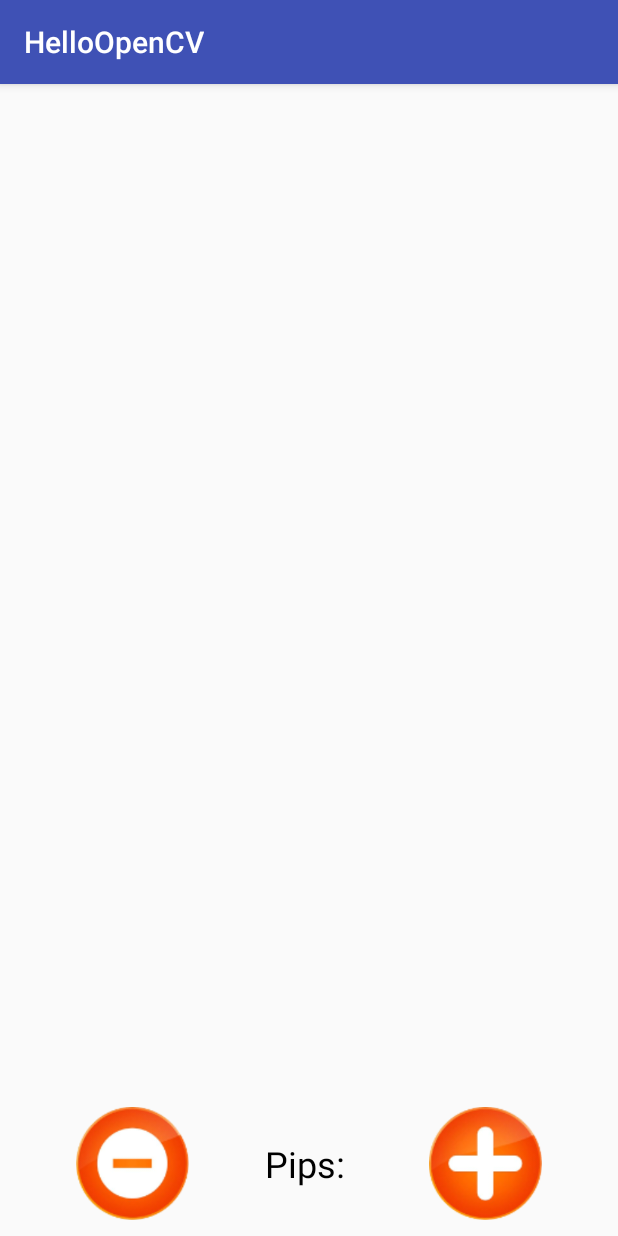
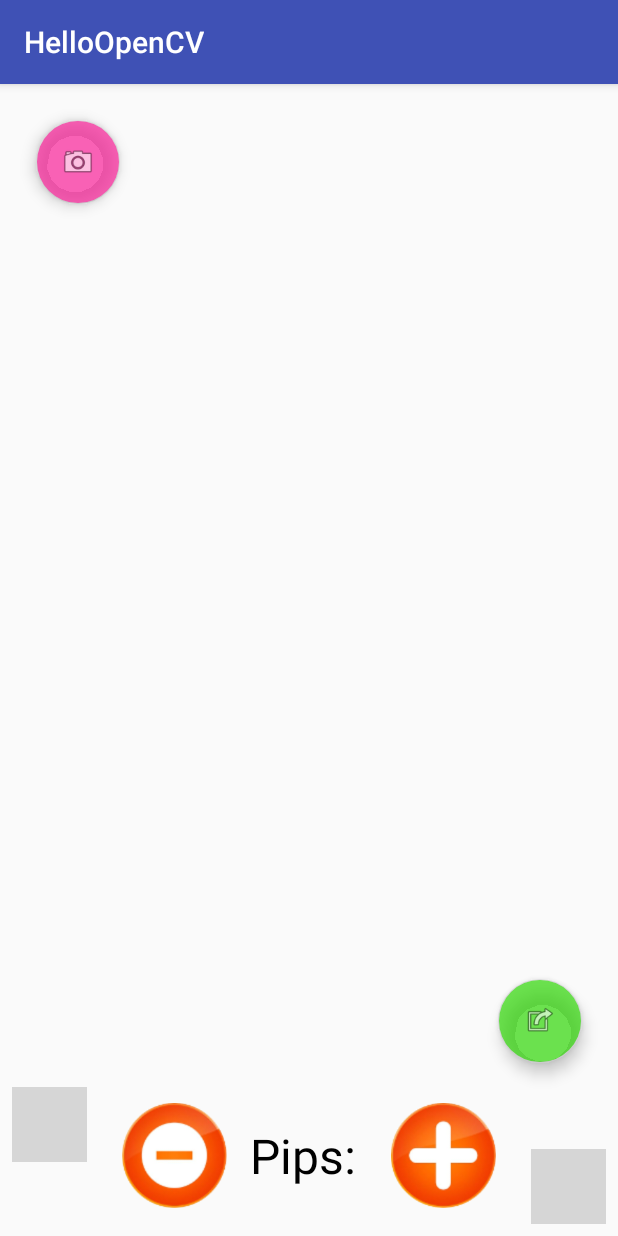
Before and after one commit to micscopau/HelloOpenCV_baseOpenCVsetup, an Android app: the CapturedPictureActivity screen opened directly, with no data from a screen before it, on a phone screen of 412 x 824 dp. Run offline under Robolectric (Android 15) with nearby library versions, the phone set to English and light mode, and no system bars; grey boxes are pictures that could not be loaded.

Commit message:
CapturedPictureActivity Layout finished
Next steps:
Code for CapturedPictureActivity
Retake picture button appears - back button resume preview (unless preview visible, then back to previous screen)
OpenCV image processing on circles is displayed on captured image
Circle count is displayed with option to increase/decrease count (+50 button?)

```diff
--- a/app/build.gradle
+++ b/app/build.gradle
@@ -36,4 +36,5 @@ dependencies {
     androidTestImplementation 'com.android.support.test:runner:1.0.1'
     androidTestImplementation 'com.android.support.test.espresso:espresso-core:3.0.1'
     implementation project(':openCVLibrary330')
+    implementation 'com.android.support:design:26.1.0'
 }
--- a/app/src/main/java/paulygon/helloopencv/CapturedPictureActivity.java
+++ b/app/src/main/java/paulygon/helloopencv/CapturedPictureActivity.java
@@ -2,6 +2,7 @@ package paulygon.helloopencv;
 
 import android.support.v7.app.AppCompatActivity;
 import android.os.Bundle;
+import android.view.View;
 
 public class CapturedPictureActivity extends AppCompatActivity {
 
@@ -10,4 +11,24 @@ public class CapturedPictureActivity extends AppCompatActivity {
         super.onCreate(savedInstanceState);
         setContentView(R.layout.activity_captured_picture);
     }
+
+    public void fabAcceptClick(View view) {
+    }
+
+    public void fabCameraClick(View view) {
+    }
+
+    public void bttnMinusFiftyClick(View view) {
+    }
+
+    public void bttnMinusOneClick(View view) {
+    }
+
+    public void bttnPlusOneClick(View view) {
+    }
+
+    public void bttnPlusFiftyClick(View view) {
+    }
+
+
 }
--- a/app/src/main/res/layout/activity_captured_picture.xml
+++ b/app/src/main/res/layout/activity_captured_picture.xml
@@ -27,7 +27,7 @@
     <TextView
         android:id="@+id/textViewPips"
         android:text="Pips: "
-        android:textSize="24dp"
+        android:textSize="32dp"
         android:textColor="@android:color/black"
         android:layout_width="wrap_content"
         android:layout_height="wrap_content"
@@ -43,29 +43,87 @@
     <ImageView
         android:id="@+id/bttnMinus"
         android:src="@drawable/minus"
-        android:layout_width="75dp"
-        android:layout_height="75dp"
-        app:layout_constraintStart_toStartOf="parent"
+        android:layout_width="70dp"
+        android:layout_height="70dp"
+        app:layout_constraintStart_toEndOf="@+id/bttnMinusFifty"
         app:layout_constraintEnd_toStartOf="@+id/textViewPips"
         app:layout_constraintTop_toBottomOf="@+id/captured_image"
         app:layout_constraintBottom_toBottomOf="parent"
         android:layout_marginTop="16dp"
         android:layout_marginBottom="16dp"
-
+        android:layout_marginLeft="8dp"
+        android:onClick="bttnMinusOneClick"
         />
 
     <ImageView
         android:id="@+id/bttnPlus"
         android:src="@drawable/plus"
-        android:layout_width="75dp"
-        android:layout_height="75dp"
+        android:layout_width="70dp"
+        android:layout_height="70dp"
         app:layout_constraintStart_toEndOf="@+id/textViewPips"
-        app:layout_constraintEnd_toEndOf="parent"
+        app:layout_constraintEnd_toStartOf="@id/bttnPlusFifty"
         app:layout_constraintTop_toTopOf="@+id/bttnMinus"
         app:layout_constraintBottom_toBottomOf="@+id/bttnMinus"
         android:layout_marginBottom="16dp"
         android:layout_marginTop="16dp"
+        android:layout_marginRight="8dp"
+        android:onClick="bttnPlusOneClick"
    />
 
 
+    <ImageView
+        android:id="@+id/bttnPlusFifty"
+        android:layout_width="50dp"
+        android:layout_height="50dp"
+        android:layout_marginRight="8dp"
+        android:layout_marginBottom="8dp"
+        android:layout_marginLeft="8dp"
+        android:layout_marginTop="8dp"
+        android:src="@drawable/plus_fifty_red"
+        app:layout_constraintEnd_toEndOf="parent"
+        app:layout_constraintBottom_toBottomOf="parent"
+        android:onClick="bttnPlusFiftyClick"
+        />
+
+    <ImageView
+        android:id="@+id/bttnMinusFifty"
+        android:layout_width="50dp"
+        android:layout_height="50dp"
+        android:layout_marginLeft="8dp"
+        android:layout_marginBottom="8dp"
+        android:layout_marginRight="8dp"
+        android:layout_marginTop="8dp"
+        android:src="@drawable/minus_fifty_green"
+        app:layout_constraintStart_toStartOf="parent"
+        app:layout_constraintTop_toBottomOf="@id/captured_image"
+        android:onClick="bttnMinusFiftyClick"
+        />
+
+    <android.support.design.widget.FloatingActionButton
+        android:id="@+id/fabCamera"
+        android:layout_width="wrap_content"
+        android:layout_height="wrap_content"
+        android:layout_marginLeft="8dp"
+        android:layout_marginTop="8dp"
+        android:clickable="true"
+        android:backgroundTint="@color/transparent_pink"
+        app:layout_constraintLeft_toLeftOf="@+id/captured_image"
+        app:layout_constraintTop_toTopOf="@+id/captured_image"
+        app:srcCompat="@android:drawable/ic_menu_camera"
+        android:onClick="fabCameraClick"/>
+
+    <android.support.design.widget.FloatingActionButton
+        android:id="@+id/fabAccept"
+        android:layout_width="wrap_content"
+        android:layout_height="wrap_content"
+        android:clickable="true"
+        android:backgroundTint="@color/transparent_green"
+        app:srcCompat="@android:drawable/ic_menu_set_as"
+        app:layout_constraintEnd_toEndOf="@id/captured_image"
+        app:layout_constraintBottom_toBottomOf="@id/captured_image"
+        android:layout_marginRight="8dp"
+        android:layout_marginBottom="8dp"
+        android:onClick="fabAcceptClick"/>
+
+
 </android.support.constraint.ConstraintLayout>
--- a/app/src/main/res/values/colors.xml
+++ b/app/src/main/res/values/colors.xml
@@ -2,5 +2,6 @@
 <resources>
     <color name="colorPrimary">#3F51B5</color>
     <color name="colorPrimaryDark">#303F9F</color>
-    <color name="colorAccent">#FF4081</color>
+    <color name="transparent_pink">#affa1c96</color>
+    <color name="transparent_green">#af2bd600</color>
 </resources>
```
